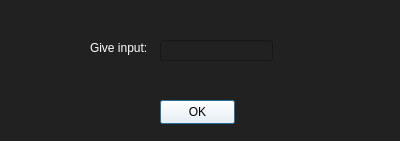
This is New_folder/InputWindow.ui in KostasTritsonis/compiler-UI as Qt 5 draws it before an edit. The edited form follows.
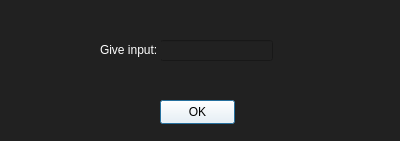
This is the edited form.

```diff
--- a/New_folder/InputWindow.ui
+++ b/New_folder/InputWindow.ui
@@ -33,10 +33,10 @@
   <widget class="QLabel" name="label">
    <property name="geometry">
     <rect>
-     <x>90</x>
+     <x>100</x>
      <y>40</y>
      <width>61</width>
-     <height>16</height>
+     <height>20</height>
     </rect>
    </property>
    <property name="text">
```
